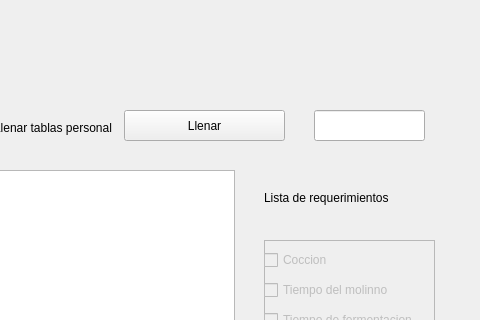
The window that interfaces/ventanas_produccion/Ingreso_datos_produccion.ui (EscuelaProyectosPOO/simulacion) describes before a commit, drawn with Qt 5; both pictures show x 526 to 1006 and y 0 to 320 of the 1006 by 606 pixel window.
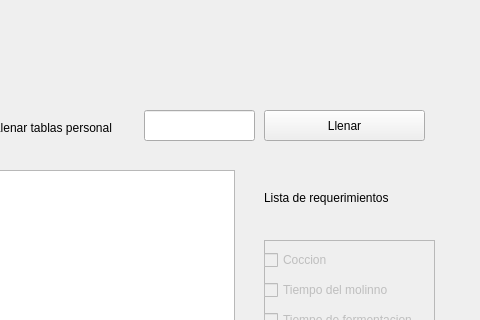
The same window after the commit.

```diff
--- a/interfaces/ventanas_produccion/Ingreso_datos_produccion.ui
+++ b/interfaces/ventanas_produccion/Ingreso_datos_produccion.ui
@@ -264,7 +264,7 @@
   <widget class="QPushButton" name="Aceptar_2">
    <property name="geometry">
     <rect>
-     <x>650</x>
+     <x>790</x>
      <y>110</y>
      <width>161</width>
      <height>31</height>
@@ -277,7 +277,7 @@
   <widget class="QLineEdit" name="numero_iteraciones">
    <property name="geometry">
     <rect>
-     <x>840</x>
+     <x>670</x>
      <y>110</y>
      <width>111</width>
      <height>31</height>
```
